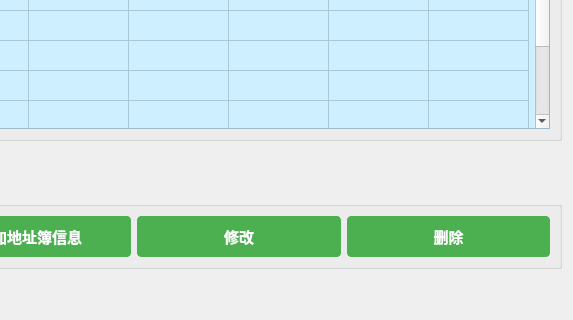
This is modules/user/address_book.ui in gfzyl/Parcel-System as Qt 5 draws it before an edit; both pictures show x 95 to 668 and y 122 to 442 of the 668 by 442 pixel window. The edited form follows.
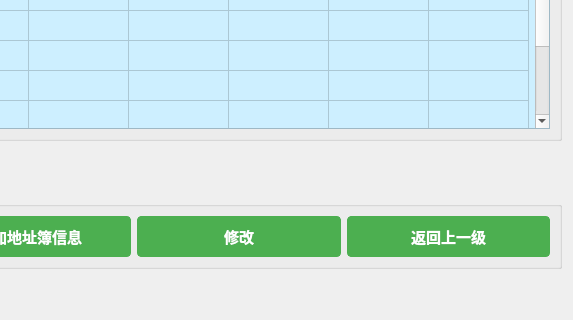
This is the edited form.

What changed in the file:
```diff
--- a/modules/user/address_book.ui
+++ b/modules/user/address_book.ui
@@ -212,16 +212,16 @@
          </widget>
         </item>
         <item>
-         <widget class="QPushButton" name="btn_modify">
+         <widget class="QPushButton" name="btn_delete">
           <property name="text">
            <string>修改</string>
           </property>
          </widget>
         </item>
         <item>
-         <widget class="QPushButton" name="btn_delete">
+         <widget class="QPushButton" name="btn_return">
           <property name="text">
-           <string>删除</string>
+           <string>返回上一级</string>
           </property>
          </widget>
         </item>
```
